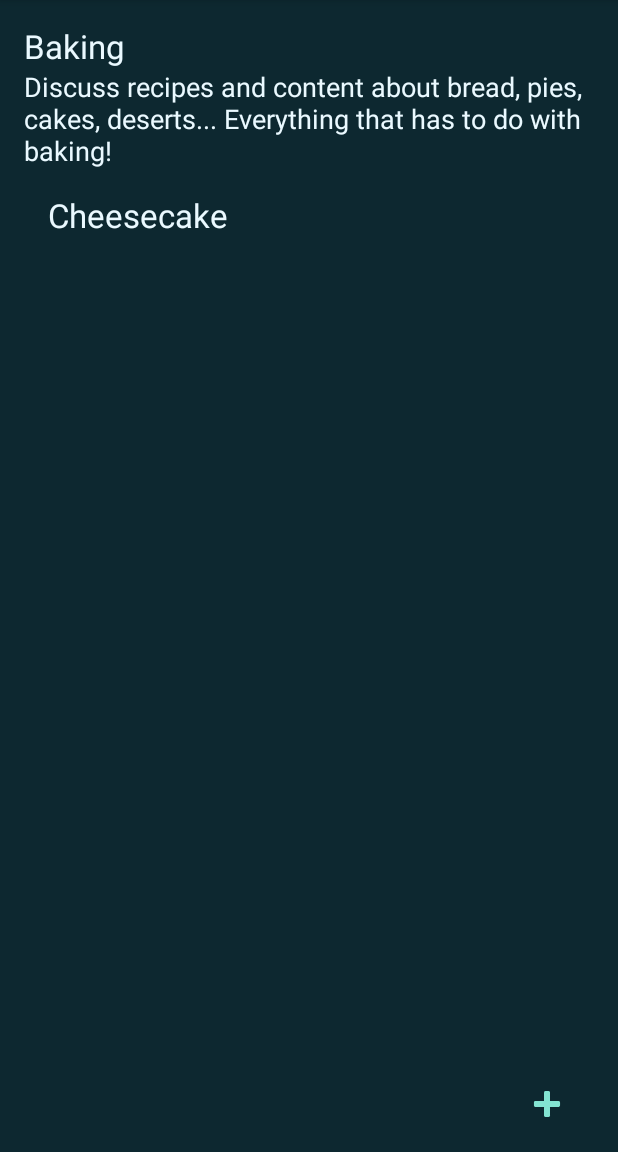
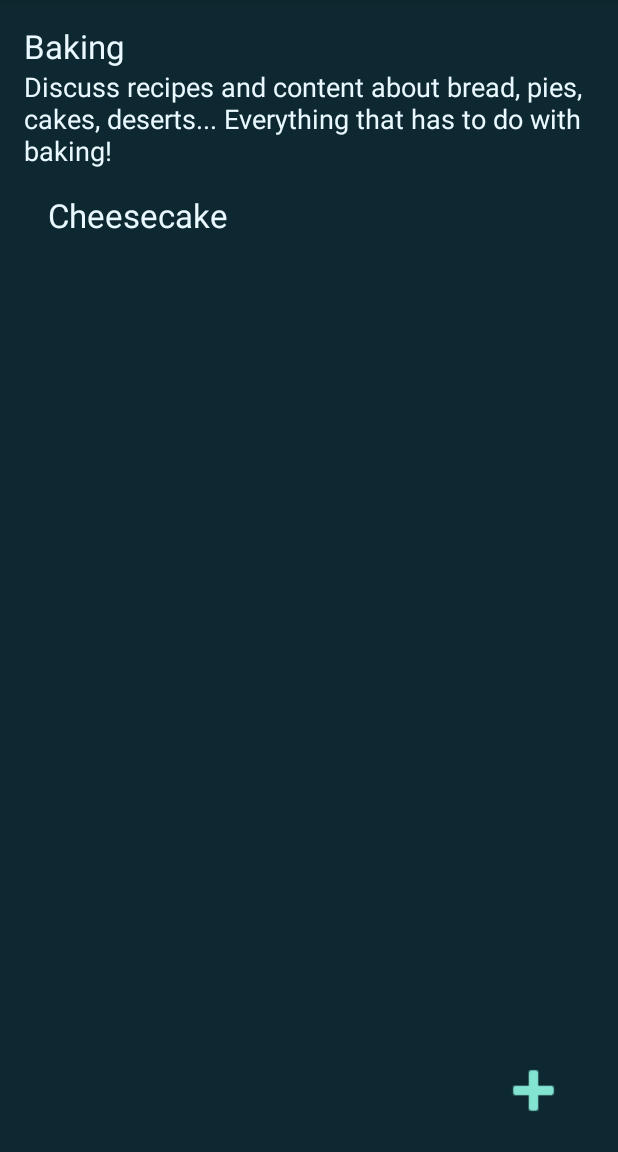
Before and after one commit to HotoPiano/Oblig-2-Apputvikling-Forum, an Android app: the screen it shows after launch (MainActivity), after a tap on "Baking", on a phone screen of 412 x 824 dp, the part 84-1236 px from its top. Run offline under Robolectric (Android 15) with nearby library versions, the phone set to English and light mode, and no system bars.

Commit message:
Adding new post and new thread logic

```diff
--- a/app/src/main/java/app/forum/FrontpageFragment.java
+++ b/app/src/main/java/app/forum/FrontpageFragment.java
@@ -14,7 +14,6 @@ public class FrontpageFragment extends Fragment
 {
     ListView categoryListView;
     public static CategoryAdapter categoryAdapter;
-    public static ArrayList<Category> categories;
 
 
     public FrontpageFragment()
@@ -29,51 +28,12 @@ public class FrontpageFragment extends Fragment
         View view = inflater.inflate(R.layout.fragment_frontpage, container, false);
         categoryListView = (ListView)view.findViewById((R.id.category_listView));
 
-        categories = new ArrayList();
-
-        // TODO fetch from database instead
-        categories.addAll(generateTestData());
-
-        categoryAdapter = new CategoryAdapter(this.getContext(), categories);
+        categoryAdapter = new CategoryAdapter(this.getContext(), MainActivity.categories);
 
         categoryListView.setAdapter(categoryAdapter);
-
 
         // Inflate the layout for this fragment
         return view;
     }
 
-
-
-    private ArrayList<Category> generateTestData()
-    {
-        ArrayList<Category> categoryList = new ArrayList<Category>();
-        ArrayList<SubCategory> list1 = new ArrayList<SubCategory>();
-        SubCategory subcat1 = new SubCategory("Baking", "Discuss recipes and content about bread, pies, cakes, deserts... Everything that has to do with baking!");
-
-        User user = new User("Børre Balle", "lol@troll.nub", "lettpassord");
-
-        Thread thread = new Thread(user, "Cheesecake", "I prefer cheesecake, what about you?");
-        thread.addPost(user, "Actually, I think cheesecake is the best!");
-        thread.addPost(user, "You know what, chocolate cake is pretty nice too...");
-        thread.addPost(user, "But have you tried banana-pie?");
-        thread.addPost(user, "Nevermind, you should have a cheesecake.");
-
-        subcat1.addThread(thread);
-        list1.add(subcat1);
-        SubCategory subcat2 = new SubCategory("Cooking", "Meat, fish, vegetables... Do you have a great dinner idea, or do you need help finding one? Check in here.");
-        list1.add(subcat2);
-        Category c1 = new Category("Food", list1);
-        categoryList.add(c1);
-
-        ArrayList<SubCategory> list2 = new ArrayList<SubCategory>();
-        SubCategory subcat3 = new SubCategory("Series", "Want to know which new show to watch?");
-        list2.add(subcat3);
-        SubCategory subcat4 = new SubCategory("Movies", "Discuss films and cinematography!");
-        list2.add(subcat4);
-        Category c2 = new Category("Media", list2);
-        categoryList.add(c2);
-        return categoryList;
-    }
-
 }
--- a/app/src/main/java/app/forum/MainActivity.java
+++ b/app/src/main/java/app/forum/MainActivity.java
@@ -10,10 +10,16 @@ import android.support.v7.app.AppCompatActivity;
 import android.view.Menu;
 import android.view.MenuItem;
 
+import java.util.ArrayList;
+
 public class MainActivity extends AppCompatActivity
 {
     static FragmentTransaction transaction;
     static FragmentManager fm;
+    public static ArrayList<Category> categories;
+    public static SubCategory currentSubCategory;
+    public static User currentUser;
+    public static Thread currentThread;
 
     @Override
     protected void onCreate(Bundle savedInstanceState)
@@ -23,6 +29,11 @@ public class MainActivity extends AppCompatActivity
 
         fm = getSupportFragmentManager();
         swapFragment(new FrontpageFragment());
+
+        categories = new ArrayList<Category>();
+
+        // TODO fetch from database instead
+        categories.addAll(generateTestData());
     }
 
 
@@ -30,6 +41,25 @@ public class MainActivity extends AppCompatActivity
     {
         transaction = fm.beginTransaction();
         transaction.replace(R.id.main_fragment, newFragment);
+        transaction.addToBackStack(null);
+
+        transaction.commit();
+    }
+
+
+    public static void addFragment(Fragment newFragment)
+    {
+        transaction = fm.beginTransaction();
+        transaction.add(R.id.main_fragment, newFragment);
+        transaction.addToBackStack(null);
+
+        transaction.commit();
+    }
+
+    public static void removeFragment(Fragment fragment)
+    {
+        transaction = fm.beginTransaction();
+        transaction.remove(fragment);
         transaction.addToBackStack(null);
 
         transaction.commit();
@@ -61,4 +91,45 @@ public class MainActivity extends AppCompatActivity
     {
         super.onRestoreInstanceState(savedInstanceState);
     }
+
+
+    private ArrayList<Category> generateTestData()
+    {
+        ArrayList<Category> categoryList = new ArrayList<Category>();
+        ArrayList<SubCategory> list1 = new ArrayList<SubCategory>();
+        SubCategory subcat1 = new SubCategory("Baking", "Discuss recipes and content about bread, pies, cakes, deserts... Everything that has to do with baking!");
+
+        User user = new User("Børre Balle", "lol@troll.nub", "lettpassord");
+        currentUser = user;
+
+        Thread thread = new Thread(user, "Cheesecake", "I prefer cheesecake, what about you?");
+        thread.addPost(user, "Actually, I think cheesecake is the best!");
+        thread.addPost(user, "You know what, chocolate cake is pretty nice too...");
+        thread.addPost(user, "But have you tried banana-pie?");
+        thread.addPost(user, "Nevermind, you should have a cheesecake.");
+
+        subcat1.addThread(thread);
+        list1.add(subcat1);
+        SubCategory subcat2 = new SubCategory("Cooking", "Meat, fish, vegetables... Do you have a great dinner idea, or do you need help finding one? Check in here.");
+        list1.add(subcat2);
+        Category c1 = new Category("Food", list1);
+        categoryList.add(c1);
+
+        ArrayList<SubCategory> list2 = new ArrayList<SubCategory>();
+        SubCategory subcat3 = new SubCategory("Series", "Want to know which new show to watch?");
+        list2.add(subcat3);
+        SubCategory subcat4 = new SubCategory("Movies", "Discuss films and cinematography!");
+        list2.add(subcat4);
+        Category c2 = new Category("Media", list2);
+        categoryList.add(c2);
+        return categoryList;
+    }
+
+
+    // TODO override what happens by onback, so that addpost/addthread doesn't appear
+    @Override
+    public void onBackPressed()
+    {
+
+    }
 }
--- a/app/src/main/java/app/forum/PostFragment.java
+++ b/app/src/main/java/app/forum/PostFragment.java
@@ -36,14 +36,14 @@ public class PostFragment extends Fragment
 
         ImageButton newPostButton = (ImageButton)view.findViewById(R.id.post_newpost);
 
+        // Newpostbutton clicked, popup post fragment
         newPostButton.setOnClickListener(new View.OnClickListener()
         {
             @Override
             public void onClick(View view)
             {
-                // TODO create the post fragment
-                //NewPostFragment fragment = new NewPostFragment();
-                //MainActivity.swapFragment(fragment);
+                NewPostFragment fragment = new NewPostFragment();
+                MainActivity.addFragment(fragment);
             }
         });
 
--- a/app/src/main/java/app/forum/SubCategoryAdapter.java
+++ b/app/src/main/java/app/forum/SubCategoryAdapter.java
@@ -1,18 +1,12 @@
 package app.forum;
 
-import android.app.FragmentManager;
-import android.app.FragmentTransaction;
 import android.content.Context;
-import android.support.v4.app.Fragment;
-//import android.app.Fragment;
 import android.view.LayoutInflater;
 import android.view.View;
 import android.view.ViewGroup;
 import android.widget.ArrayAdapter;
 import android.widget.LinearLayout;
-import android.widget.RelativeLayout;
 import android.widget.TextView;
-import android.widget.Toast;
 
 import java.util.ArrayList;
 
@@ -44,23 +38,18 @@ public class SubCategoryAdapter extends ArrayAdapter<SubCategory>
 
         final LinearLayout subCategoryView = (LinearLayout)convertView.findViewById(R.id.subcategory_layout);
 
+        // Subcategory onclick
         subCategoryView.setOnClickListener(new View.OnClickListener()
         {
             @Override
             public void onClick(View view)
             {
-                //Toast.makeText(getContext(), "ehh", Toast.LENGTH_SHORT).show();
-
+                // Set current subcategory
+                MainActivity.currentSubCategory = subCategories.get(position);
+                // Swap to subcategory fragment
                 CategoryFragment fragment = new CategoryFragment();
                 fragment.setSubcategory(subCategories.get(position));
                 MainActivity.swapFragment(fragment);
-
-                //MainActivity.swapFragment(fragment);
-
-
-                //int position = (Integer)view.getTag();
-                //Intent intent = new Intent(getContext(), CategoryActivity.class);
-                //c.startActivity(intent);
             }
         });
 
--- a/app/src/main/java/app/forum/ThreadAdapter.java
+++ b/app/src/main/java/app/forum/ThreadAdapter.java
@@ -35,11 +35,15 @@ public class ThreadAdapter extends ArrayAdapter<Thread>
 
         final LinearLayout ThreadView = (LinearLayout)convertView.findViewById(R.id.thread_layout);
 
+        // In subcategory, thread onclick
         ThreadView.setOnClickListener(new View.OnClickListener()
         {
             @Override
             public void onClick(View view)
             {
+                // Set current thread
+                MainActivity.currentThread = threads.get(position);
+                // Swap to the fragment that shows the post in that thread
                 PostFragment fragment = new PostFragment();
                 fragment.setPost(threads.get(position));
                 MainActivity.swapFragment(fragment);
--- a/app/src/main/res/layout/fragment_category.xml
+++ b/app/src/main/res/layout/fragment_category.xml
@@ -39,8 +39,8 @@
 
     <ImageButton
         android:id="@+id/thread_newthread"
-        android:layout_width="wrap_content"
-        android:layout_height="wrap_content"
+        android:layout_width="50dp"
+        android:layout_height="50dp"
         android:layout_alignParentBottom="true"
         android:layout_alignParentRight="true"
         android:layout_marginBottom="15dp"
--- a/app/src/main/res/layout/fragment_post.xml
+++ b/app/src/main/res/layout/fragment_post.xml
@@ -31,8 +31,8 @@
 
     <ImageButton
         android:id="@+id/post_newpost"
-        android:layout_width="wrap_content"
-        android:layout_height="wrap_content"
+        android:layout_width="50dp"
+        android:layout_height="50dp"
         android:layout_alignParentBottom="true"
         android:layout_alignParentRight="true"
         android:layout_marginBottom="15dp"
--- a/app/src/main/res/values/strings.xml
+++ b/app/src/main/res/values/strings.xml
@@ -3,4 +3,8 @@
     <string name="mail">Mail:</string>
     <string name="password">Password:</string>
     <string name="login">Login</string>
+
+    <!-- TODO: Remove or change this placeholder text -->
+    <string name="hello_blank_fragment">Hello blank fragment</string>
+    <string name="title">Title</string>
 </resources>
```
Also changed, not shown: app/src/main/java/app/forum/CategoryFragment.java (+9 -3 lines), app/src/main/java/app/forum/LoginFragment.java (+14 -5 lines), app/src/main/java/app/forum/NewPostFragment.java (added, +60 -0 lines), app/src/main/java/app/forum/NewThreadFragment.java (added, +73 -0 lines), app/src/main/res/layout/fragment_new_post.xml (added, +41 -0 lines), app/src/main/res/layout/fragment_new_thread.xml (added, +49 -0 lines).
